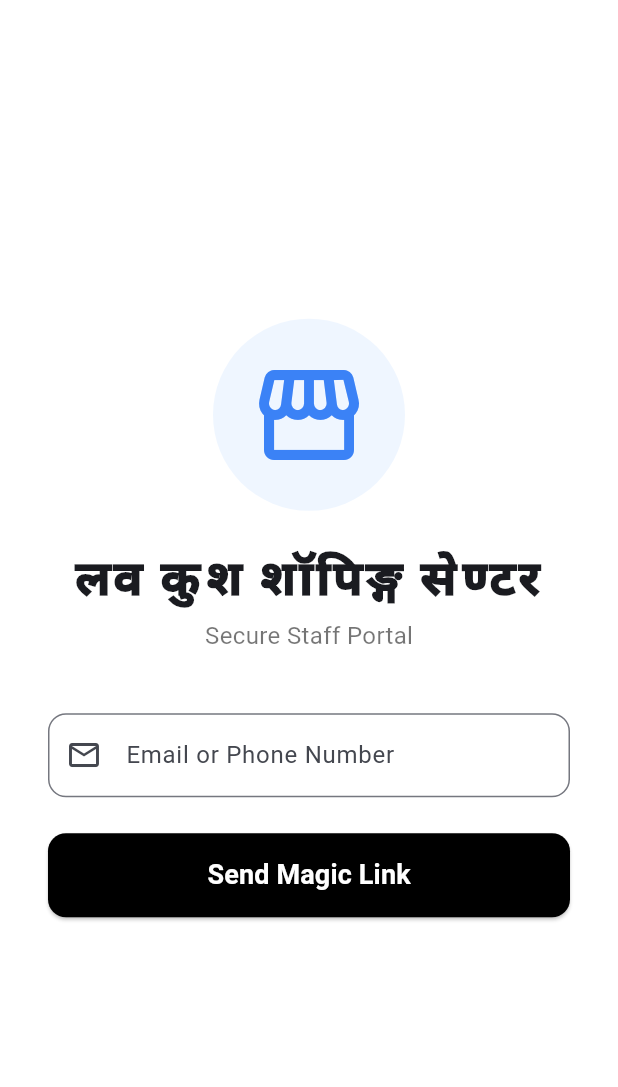
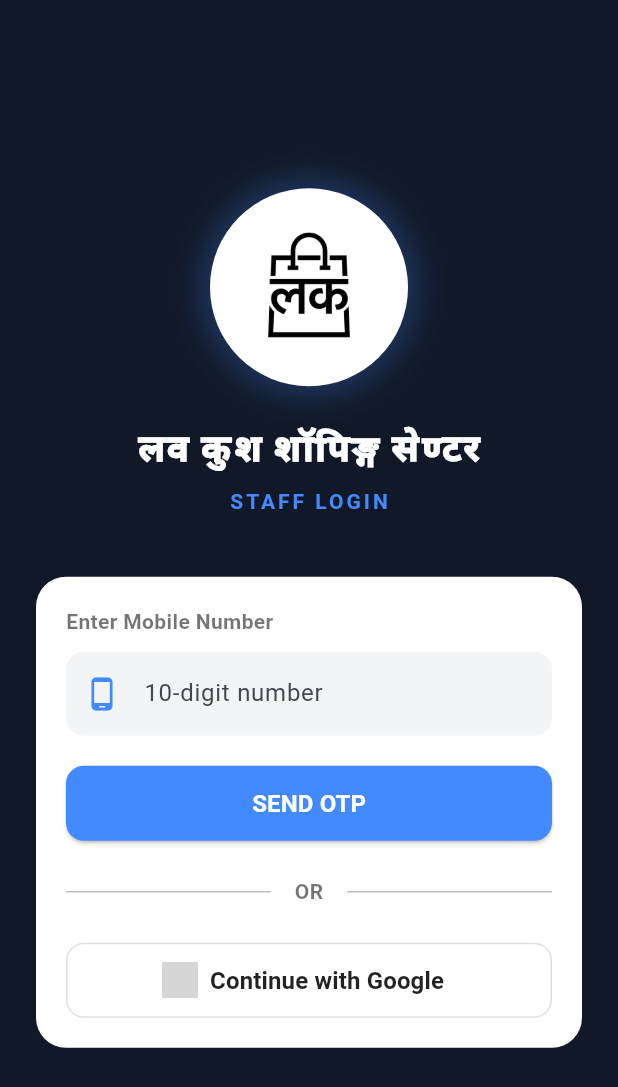
Before and after one commit to tolovegrover/lovekush_pos, a Flutter app: the screen it shows after launch, on a phone screen of 412 x 824 dp. Shown: the top 1087 px of the screen. Run offline on Flutter 3.47's test engine with Material 3 defaults, Android fonts, the phone set to English and light mode, and no system bars; our stand-ins replace app_links, barcode_widget, firebase_auth, firebase_core, google_sign_in, qr_flutter and 2 more; missing offline and left inert: blue_thermal_printer, mobile_scanner; accounts and stored records are empty; network calls fail; grey boxes are pictures that could not be loaded.

Commit message:
Replace broken passwordless email link with Google Sign In completely

```diff
--- a/lib/main.dart
+++ b/lib/main.dart
@@ -1,3 +1,4 @@
+import 'package:google_sign_in/google_sign_in.dart';
 import 'package:flutter/material.dart';
 import 'package:barcode_widget/barcode_widget.dart' as bw;
 import 'package:firebase_core/firebase_core.dart';
@@ -66,73 +67,58 @@ class LoginScreen extends StatefulWidget {
 
 class _LoginScreenState extends State<LoginScreen> {
   final TextEditingController _emailController = TextEditingController();
-  bool isPhoneMode = false;
   String _verificationId = "";
   final TextEditingController _otpController = TextEditingController();
-
-  final Map<String, Map<String, dynamic>> phoneAuth = {
-    "8800452769": {"name": "Love Kush", "email": "tolovegrover@gmail.com", "isAdmin": true},
-    "8130550842": {"name": "Sanjeeta", "email": "sanjeetagrover@gmail.com", "isAdmin": true},
-    "9716839756": {"name": "Ved Prakash", "email": "vedprakash@demo.com", "isAdmin": true},
-    "9205809074": {"name": "Nisha", "email": "nishaankit60@gmail.com", "isAdmin": true},
-  };
-  final TextEditingController _nameController = TextEditingController();
-
-  bool isLinkSent = false;
-  String submittedEmail = "";
-  bool isAdmin = false;
-
-  late AppLinks _appLinks;
-  StreamSubscription<Uri>? _linkSubscription;
 
   @override
   void initState() {
     super.initState();
-    _checkExistingLogin();
-    _initDeepLinks();
-  }
-
-  void _checkExistingLogin() async {
+    _checkLoginStatus();
+  }
+
+  void _checkLoginStatus() async {
     final prefs = await SharedPreferences.getInstance();
     bool isLoggedIn = prefs.getBool('isLoggedIn') ?? false;
+
     if (isLoggedIn && mounted) {
-      String userName = prefs.getString('userName') ?? "Staff";
-      String userEmail = prefs.getString('userEmail') ?? "";
+      String name = prefs.getString('userName') ?? "Staff";
+      String emailOrPhone = prefs.getString('userEmail') ?? "";
       bool isAdmin = prefs.getBool('isAdmin') ?? false;
-      Navigator.pushReplacement(context, MaterialPageRoute(builder: (_) => PosScreen(userName: userName, userEmail: userEmail, isAdmin: isAdmin)));
-    }
-  }
-
-  @override
-  void dispose() {
-    _linkSubscription?.cancel();
-    super.dispose();
-  }
-
-  void _initDeepLinks() async {
-    _appLinks = AppLinks();
-    _linkSubscription = _appLinks.uriLinkStream.listen((uri) {
-      _handleDeepLink(uri.toString());
-    });
-  }
-
-  void _handleDeepLink(String link) async {
-    if (FirebaseAuth.instance.isSignInWithEmailLink(link)) {
+      Navigator.pushReplacement(context, MaterialPageRoute(builder: (_) => PosScreen(userName: name, userEmail: emailOrPhone, isAdmin: isAdmin)));
+    }
+  }
+
+  void _completeLogin(String name, String emailOrPhone, bool isAdmin) async {
     final prefs = await SharedPreferences.getInstance();
-      String email = prefs.getString('saved_email') ?? submittedEmail;
-
-      if (email.isEmpty) return;
-
+    await prefs.setBool('isLoggedIn', true);
+    await prefs.setString('userName', name);
+    await prefs.setString('userEmail', emailOrPhone);
+    await prefs.setBool('isAdmin', isAdmin);
+
+    if (mounted) {
+      Navigator.pushReplacement(context, MaterialPageRoute(builder: (_) => PosScreen(userName: name, userEmail: emailOrPhone, isAdmin: isAdmin)));
+    }
+  }
+
+  Future<void> _signInWithGoogle() async {
     try {
-        await FirebaseAuth.instance.signInWithEmailLink(email: email, emailLink: link);
-        // Check Admin Status
-        if (adminEmails.contains(email)) isAdmin = true;
-        else if (allowedStaffEmails.contains(email)) isAdmin = false;
-
-        _promptForName(email);
+      final GoogleSignInAccount? googleUser = await GoogleSignIn().signIn();
+      if (googleUser == null) return;
+
+      final GoogleSignInAuthentication googleAuth = await googleUser.authentication;
+      final AuthCredential credential = GoogleAuthProvider.credential(
+        accessToken: googleAuth.accessToken,
+        idToken: googleAuth.idToken,
+      );
+
+      final UserCredential userCredential = await FirebaseAuth.instance.signInWithCredential(credential);
+      final user = userCredential.user;
+
+      if (user != null && user.email != null) {
+        _completeLogin(user.displayName ?? "Staff", user.email!, adminEmails.contains(user.email!.toLowerCase()));
+      }
     } catch (e) {
-        debugPrint("Error signing in with email link: $e");
-      }
+      ScaffoldMessenger.of(context).showSnackBar(SnackBar(content: Text("Google Sign-In Failed: $e")));
     }
   }
 
@@ -167,218 +153,141 @@ class _LoginScreenState extends State<LoginScreen> {
     showDialog(
       context: context,
       barrierDismissible: true,
-      builder: (context) => AlertDialog(
-        title: const Text("Enter SMS OTP"),
+      builder: (context) {
+        return AlertDialog(
+          title: const Text("Enter OTP"),
           content: TextField(
             controller: _otpController,
             keyboardType: TextInputType.number,
-          decoration: const InputDecoration(labelText: "6-digit OTP"),
+            maxLength: 6,
+            decoration: const InputDecoration(hintText: "6-digit code"),
           ),
           actions: [
-          TextButton(onPressed: () => Navigator.pop(context), child: const Text("CANCEL", style: TextStyle(color: Colors.black54))),
+            TextButton(onPressed: () => Navigator.pop(context), child: const Text("CANCEL")),
             ElevatedButton(
-            style: ElevatedButton.styleFrom(backgroundColor: Colors.black),
               onPressed: () async {
+                String smsCode = _otpController.text.trim();
+                if (smsCode.length == 6) {
                   try {
-                PhoneAuthCredential credential = PhoneAuthProvider.credential(
-                  verificationId: _verificationId,
-                  smsCode: _otpController.text.trim(),
-                );
+                    PhoneAuthCredential credential = PhoneAuthProvider.credential(verificationId: _verificationId, smsCode: smsCode);
                     await FirebaseAuth.instance.signInWithCredential(credential);
                     if (mounted) Navigator.pop(context);
                     _completeLogin("Staff (Phone)", phone, false);
                   } catch (e) {
                     ScaffoldMessenger.of(context).showSnackBar(const SnackBar(content: Text("Invalid OTP")));
                   }
-            },
-            child: const Text("VERIFY", style: TextStyle(color: Colors.white, fontWeight: FontWeight.bold)),
+                }
+              },
+              child: const Text("VERIFY"),
             )
           ],
-      )
-    );
-  }
-
-  void _completeLogin(String name, String emailOrPhone, bool isAdmin) async {
-    final prefs = await SharedPreferences.getInstance();
-    await prefs.setBool('isLoggedIn', true);
-    await prefs.setString('userName', name);
-    await prefs.setString('userEmail', emailOrPhone);
-    await prefs.setBool('isAdmin', isAdmin);
-    if (mounted) {
-      Navigator.pushReplacement(context, MaterialPageRoute(builder: (_) => PosScreen(userName: name, userEmail: emailOrPhone, isAdmin: isAdmin)));
-    }
-  }
-
-  void _sendEmailLink() async {
-    if (isPhoneMode) {
-      _verifyPhoneNumber();
-      return;
-    }
-    String input = _emailController.text.trim().toLowerCase();
-
-
-
-    String email = input;
-    if (email.isEmpty || !email.contains("@")) {
-      ScaffoldMessenger.of(context).showSnackBar(
-        const SnackBar(content: Text("Please enter a valid email.", style: TextStyle(color: Colors.white)), backgroundColor: Colors.redAccent)
-      );
-      return;
-    }
-
-    if (!adminEmails.contains(email) && !allowedStaffEmails.contains(email)) {
-      showDialog(
+        );
+      }
+    );
+  }
+
+  @override
+  Widget build(BuildContext context) {
+    return PopScope(
+      canPop: false,
+      onPopInvoked: (didPop) async {
+        if (didPop) return;
+        final shouldExit = await showDialog<bool>(
           context: context,
           builder: (context) => AlertDialog(
-          title: const Text("Access Denied", style: TextStyle(color: Colors.redAccent, fontWeight: FontWeight.bold)),
-          content: Text("The email '$email' is not authorized. Ask an Admin to add you."),
-          actions: [TextButton(onPressed: () => Navigator.pop(context), child: const Text("OK"))],
+            icon: const Icon(Icons.exit_to_app, color: Colors.redAccent, size: 40),
+            title: const Text('Exit App?'),
+            content: const Text('Are you sure you want to close the Love Kush POS app?'),
+            actions: [
+              TextButton(onPressed: () => Navigator.pop(context, false), child: const Text('STAY')),
+              FilledButton(
+                style: FilledButton.styleFrom(backgroundColor: Colors.redAccent),
+                onPressed: () => SystemNavigator.pop(),
+                child: const Text('EXIT')
+              ),
+            ]
           )
         );
-      return;
-    }
-
-    // REAL FIREBASE AUTH!
-    try {
-      final prefs = await SharedPreferences.getInstance();
-      await prefs.setString('saved_email', email);
-
-      var acs = ActionCodeSettings(
-        url: 'https://love-kush-pos.firebaseapp.com/',
-        handleCodeInApp: true,
-        androidPackageName: 'com.lovekush.lovekush_pos',
-        androidInstallApp: false,
-        androidMinimumVersion: '23'
-      );
-
-      await FirebaseAuth.instance.sendSignInLinkToEmail(
-        email: email,
-        actionCodeSettings: acs
-      );
-
-      setState(() {
-        submittedEmail = email;
-        isLinkSent = true;
-      });
-    } catch (e) {
-      if (!mounted) return;
-      ScaffoldMessenger.of(context).showSnackBar(SnackBar(
-        content: Text("Firebase Error: $e"),
-        backgroundColor: Colors.red,
-        duration: const Duration(seconds: 10),
-      ));
-    }
-  }
-
-  void _promptForName(String email) {
-    showDialog(
-      context: context,
-      barrierDismissible: false,
-      builder: (context) {
-        return AlertDialog(
-          shape: RoundedRectangleBorder(borderRadius: BorderRadius.circular(16)),
-          title: const Text("Account Setup", style: TextStyle(fontWeight: FontWeight.bold)),
-          content: Column(
-            mainAxisSize: MainAxisSize.min,
-            children: [
-              const Text("Email verified securely! Please enter your name for the billing receipts."),
-              const SizedBox(height: 16),
-              TextField(
-                controller: _nameController,
-                decoration: InputDecoration(
-                  labelText: "Your Full Name",
-                  border: OutlineInputBorder(borderRadius: BorderRadius.circular(8)),
-                  prefixIcon: const Icon(Icons.person),
-                ),
-              ),
-            ],
-          ),
-          actions: [
-            ElevatedButton(
-              style: ElevatedButton.styleFrom(backgroundColor: const Color(0xFF10B981)),
-              onPressed: () async {
-                if (_nameController.text.trim().isNotEmpty) {
-                  final prefs = await SharedPreferences.getInstance();
-                  await prefs.setBool('isLoggedIn', true);
-                  await prefs.setString('userName', _nameController.text.trim());
-                  await prefs.setString('userEmail', email);
-                  await prefs.setBool('isAdmin', isAdmin);
-
-                  if (!mounted) return;
-                  Navigator.pop(context);
-                  Navigator.pushReplacement(
-                    context,
-                    MaterialPageRoute(
-                      builder: (context) => PosScreen(
-                        userName: _nameController.text.trim(),
-                        userEmail: email,
-                        isAdmin: isAdmin,
-                      )
-                    )
-                  );
-                }
-              },
-              child: const Text("Enter POS System", style: TextStyle(color: Colors.white, fontWeight: FontWeight.bold)),
-            )
-          ],
-        );
-      }
-    );
-  }
-
-  @override
-  Widget build(BuildContext context) {
-    return Scaffold(
-      backgroundColor: Colors.white,
-      body: Center(
+        if (shouldExit == true) SystemNavigator.pop();
+      },
+      child: Scaffold(
+        backgroundColor: const Color(0xFF111827),
+        body: SafeArea(
+          child: Center(
             child: SingleChildScrollView(
-          padding: const EdgeInsets.all(32),
+              padding: const EdgeInsets.symmetric(horizontal: 24),
               child: Column(
                 mainAxisAlignment: MainAxisAlignment.center,
                 children: [
                   Container(
-                padding: const EdgeInsets.all(24),
-                decoration: BoxDecoration(color: const Color(0xFFEFF6FF), shape: BoxShape.circle),
-                child: const Icon(Icons.storefront, size: 80, color: Color(0xFF3B82F6)),
+                    padding: const EdgeInsets.all(16),
+                    decoration: BoxDecoration(color: Colors.white, shape: BoxShape.circle, boxShadow: [BoxShadow(color: Colors.blueAccent.withOpacity(0.3), blurRadius: 20, spreadRadius: 5)]),
+                    child: ClipOval(child: Image.asset('assets/logo_bw.jpg', width: 100, height: 100, fit: BoxFit.cover)),
                   ),
                   const SizedBox(height: 24),
-              const Text("लव कुश शॉपिङ्ग सेण्टर", textAlign: TextAlign.center, style: TextStyle(fontSize: 32, fontWeight: FontWeight.w900, letterSpacing: 2, height: 1.2)),
+                  const Text("लव कुश शॉपिङ्ग सेण्टर", style: TextStyle(fontSize: 24, fontWeight: FontWeight.w900, color: Colors.white, letterSpacing: 1.2)),
                   const SizedBox(height: 8),
-              const Text("Secure Staff Portal", style: TextStyle(fontSize: 16, color: Colors.black54)),
+                  const Text("STAFF LOGIN", style: TextStyle(color: Colors.blueAccent, letterSpacing: 2, fontWeight: FontWeight.bold)),
                   const SizedBox(height: 40),
 
-              if (!isLinkSent) ...[
+                  Container(
+                    padding: const EdgeInsets.all(20),
+                    decoration: BoxDecoration(color: Colors.white, borderRadius: BorderRadius.circular(20)),
+                    child: Column(
+                      children: [
+                        const Align(alignment: Alignment.centerLeft, child: Text("Enter Mobile Number", style: TextStyle(fontWeight: FontWeight.bold, color: Colors.black54))),
+                        const SizedBox(height: 10),
                         TextField(
                           controller: _emailController,
-                  keyboardType: TextInputType.emailAddress,
-                  decoration: InputDecoration(labelText: "Email or Phone Number", prefixIcon: const Icon(Icons.email_outlined), border: OutlineInputBorder(borderRadius: BorderRadius.circular(12))),
+                          keyboardType: TextInputType.phone,
+                          decoration: InputDecoration(
+                            prefixIcon: const Icon(Icons.phone_android, color: Colors.blueAccent),
+                            hintText: "10-digit number",
+                            filled: true,
+                            fillColor: const Color(0xFFF3F4F6),
+                            border: OutlineInputBorder(borderRadius: BorderRadius.circular(12), borderSide: BorderSide.none),
+                          ),
+                        ),
+                        const SizedBox(height: 20),
+                        SizedBox(
+                          width: double.infinity,
+                          height: 50,
+                          child: ElevatedButton(
+                            style: ElevatedButton.styleFrom(backgroundColor: Colors.blueAccent, shape: RoundedRectangleBorder(borderRadius: BorderRadius.circular(12))),
+                            onPressed: _verifyPhoneNumber,
+                            child: const Text("SEND OTP", style: TextStyle(color: Colors.white, fontWeight: FontWeight.bold, fontSize: 16)),
+                          ),
                         ),
                         const SizedBox(height: 24),
+
+                        Row(
+                          children: const [
+                            Expanded(child: Divider(color: Colors.black26)),
+                            Padding(padding: EdgeInsets.symmetric(horizontal: 16), child: Text("OR", style: TextStyle(color: Colors.black54, fontWeight: FontWeight.bold))),
+                            Expanded(child: Divider(color: Colors.black26)),
+                          ],
+                        ),
+                        const SizedBox(height: 24),
+
                         SizedBox(
-                  width: double.infinity, height: 56,
-                  child: ElevatedButton(
-                    style: ElevatedButton.styleFrom(backgroundColor: Colors.black, shape: RoundedRectangleBorder(borderRadius: BorderRadius.circular(12))),
-                    onPressed: _sendEmailLink,
-                    child: const Text("Send Magic Link", style: TextStyle(color: Colors.white, fontSize: 18, fontWeight: FontWeight.bold)),
-                  ),
-                ),
-              ] else ...[
-                const Icon(Icons.mark_email_read, size: 80, color: Color(0xFF10B981)),
-                const SizedBox(height: 16),
-                const Text("Check your email!", style: TextStyle(fontSize: 24, fontWeight: FontWeight.w900)),
-                const SizedBox(height: 8),
-                Text("We sent a real secure login link to:\n$submittedEmail", textAlign: TextAlign.center, style: const TextStyle(fontSize: 16, color: Colors.black54, height: 1.5)),
-                const SizedBox(height: 40),
-                const CircularProgressIndicator(),
-                const SizedBox(height: 16),
-                const Text("Waiting for you to click the link in your email app...", style: TextStyle(color: Colors.grey)),
-                const SizedBox(height: 24),
-                TextButton(
-                  onPressed: () => setState(() => isLinkSent = false),
-                  child: const Text("Use a different email", style: TextStyle(color: Colors.grey)),
-                )
-              ]
-            ],
+                          width: double.infinity,
+                          height: 50,
+                          child: OutlinedButton.icon(
+                            style: OutlinedButton.styleFrom(
+                              side: const BorderSide(color: Colors.black12),
+                              shape: RoundedRectangleBorder(borderRadius: BorderRadius.circular(12))
+                            ),
+                            icon: Image.network("https://upload.wikimedia.org/wikipedia/commons/thumb/c/c1/Google_%22G%22_logo.svg/120px-Google_%22G%22_logo.svg.png", width: 24),
+                            label: const Text("Continue with Google", style: TextStyle(color: Colors.black87, fontWeight: FontWeight.bold, fontSize: 16)),
+                            onPressed: _signInWithGoogle,
+                          ),
+                        ),
+                      ],
+                    ),
+                  ),
+                ],
+              ),
+            ),
           ),
         ),
       ),
```
Lines whose indentation alone changed are shown as unchanged.
